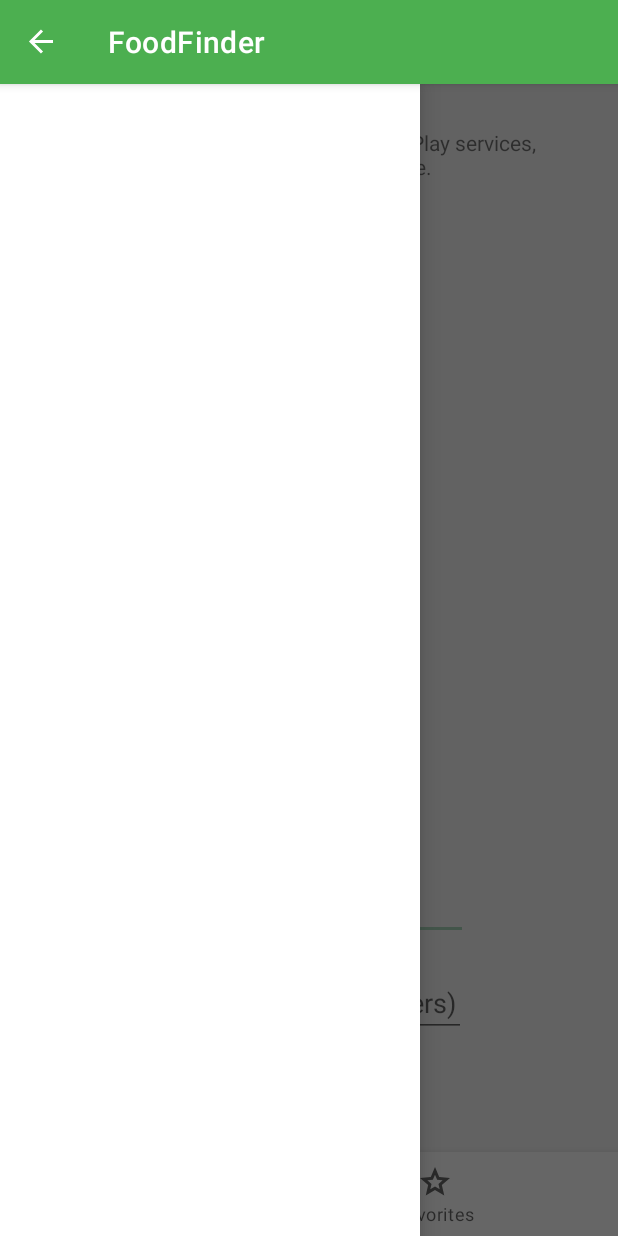
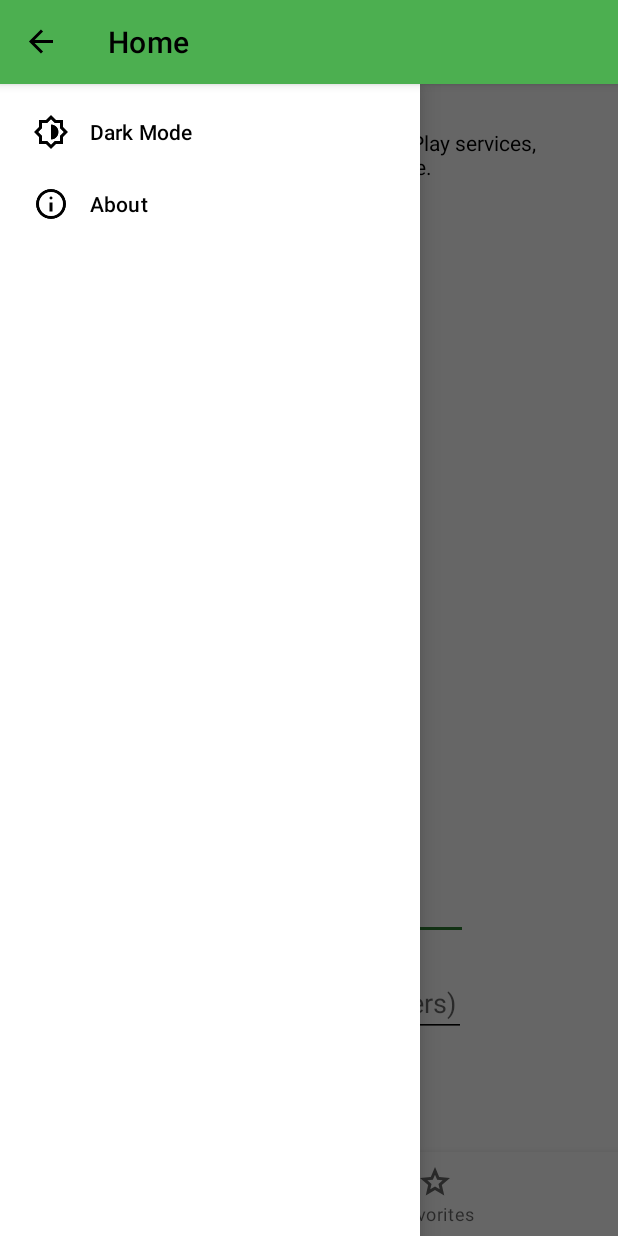
Before and after one commit to UML-COMP4630-LIN/group-project-group-02, an Android app: the screen it shows after launch (MainActivity), with the side drawer open, on a phone screen of 412 x 824 dp. Run offline under Robolectric (Android 15) with nearby library versions, the phone set to English and light mode, and no system bars; our stand-ins replace navigation-ui; 1 statement that could not run was skipped.

Commit message:
Added Dark mode and light Mode implementation and added the about section

```diff
--- a/app/build.gradle.kts
+++ b/app/build.gradle.kts
@@ -49,4 +49,7 @@ dependencies {
     androidTestImplementation(libs.espresso.core)
     implementation(libs.places)
     implementation(libs.okhttp)
+    implementation ("androidx.navigation:navigation-fragment-ktx:2.7.3")
+    implementation ("androidx.navigation:navigation-ui-ktx:2.7.3")
+    implementation ("com.google.android.material:material:1.6.0")
 }
--- a/app/src/main/java/com/mobileapp/foodfinder/MainActivity.java
+++ b/app/src/main/java/com/mobileapp/foodfinder/MainActivity.java
@@ -1,63 +1,148 @@
 package com.mobileapp.foodfinder;
 
 import android.annotation.SuppressLint;
+import android.content.SharedPreferences;
 import android.os.Bundle;
+import android.view.Menu;
 import android.view.MenuItem;
 import android.widget.Toast;
-
-import androidx.annotation.NonNull;
 import androidx.appcompat.app.ActionBarDrawerToggle;
 import androidx.appcompat.app.AppCompatActivity;
+import androidx.appcompat.app.AppCompatDelegate;
 import androidx.drawerlayout.widget.DrawerLayout;
-
+import androidx.navigation.NavController;
+import androidx.navigation.Navigation;
+import androidx.navigation.ui.AppBarConfiguration;
+import androidx.navigation.ui.NavigationUI;
+import com.google.android.material.bottomnavigation.BottomNavigationView;
 import com.google.android.material.navigation.NavigationView;
 import com.mobileapp.foodfinder.databinding.ActivityMainBinding;
-
 
 public class MainActivity extends AppCompatActivity {
 
     private ActivityMainBinding binding;
     private DrawerLayout drawerLayout;
     private ActionBarDrawerToggle toggle;
+    private AppBarConfiguration appBarConfiguration;
+    private SharedPreferences sharedPreferences;
 
     @SuppressLint("NonConstantResourceId")
     @Override
     protected void onCreate(Bundle savedInstanceState) {
         super.onCreate(savedInstanceState);
 
+        // Load saved theme preference
+        sharedPreferences = getSharedPreferences("user_preferences", MODE_PRIVATE);
+        boolean isDarkMode = sharedPreferences.getBoolean("dark_mode", false);
+
+        // Apply saved theme
+        if (isDarkMode) {
+            AppCompatDelegate.setDefaultNightMode(AppCompatDelegate.MODE_NIGHT_YES);
+        } else {
+            AppCompatDelegate.setDefaultNightMode(AppCompatDelegate.MODE_NIGHT_NO);
+        }
+
         binding = ActivityMainBinding.inflate(getLayoutInflater());
         setContentView(binding.getRoot());
 
+        // Initialize DrawerLayout
         drawerLayout = findViewById(R.id.drawer_layout);
         NavigationView navDrawer = findViewById(R.id.nav_drawer);
 
-        // Set up the drawer toggle
+        // Initialize BottomNavigationView
+        BottomNavigationView navView = findViewById(R.id.nav_view);
+
+        // Setup NavController
+        NavController navController = Navigation.findNavController(this, R.id.nav_host_fragment_activity_main);
+
+        // Configure AppBar with Drawer and BottomNavigationView
+        appBarConfiguration = new AppBarConfiguration.Builder(
+                R.id.navigation_home, R.id.navigation_favorites)
+                .setOpenableLayout(drawerLayout)
+                .build();
+        NavigationUI.setupActionBarWithNavController(this, navController, appBarConfiguration);
+        NavigationUI.setupWithNavController(navView, navController);
+        NavigationUI.setupWithNavController(navDrawer, navController);
+
+        // Setup Drawer Toggle
         toggle = new ActionBarDrawerToggle(this, drawerLayout, R.string.navigation_drawer_open, R.string.navigation_drawer_close);
         drawerLayout.addDrawerListener(toggle);
         toggle.syncState();
-        getSupportActionBar().setDisplayHomeAsUpEnabled(true);
 
-        // Handle navigation item clicks
+        // Handle Navigation Drawer item clicks
         navDrawer.setNavigationItemSelectedListener(item -> {
-            int id = item.getItemId(); // Store the ID to debug issues
+            int id = item.getItemId();
             if (id == R.id.menu_dark_mode) {
-                Toast.makeText(this, "Dark Mode Toggled", Toast.LENGTH_SHORT).show();
-                // Implement dark mode logic here
+                toggleDarkMode();
             } else if (id == R.id.menu_about) {
-                Toast.makeText(this, "About Section", Toast.LENGTH_SHORT).show();
-                // Open About dialog or navigate to About fragment
+                // Open AboutFragment when the "About" menu item is clicked
+                navController.navigate(R.id.navigation_about);
             }
             drawerLayout.closeDrawers();
             return true;
         });
 
+        navView.setOnNavigationItemSelectedListener(item -> {
+            if (item.getItemId() == R.id.navigation_home) {
+                navController.navigate(R.id.navigation_home);
+                return true;
+            } else if (item.getItemId() == R.id.navigation_favorites) {
+                navController.navigate(R.id.navigation_favorites);
+                return true;
+            }
+            return false;
+        });
     }
 
     @Override
-    public boolean onOptionsItemSelected(@NonNull MenuItem item) {
+    protected void onResume() {
+        super.onResume();
+        // Ensure the menu item title reflects the correct mode when the activity is resumed
+        updateDarkModeMenuItem();
+    }
+
+    private void toggleDarkMode() {
+        boolean isNightMode = (getResources().getConfiguration().uiMode & android.content.res.Configuration.UI_MODE_NIGHT_MASK) == android.content.res.Configuration.UI_MODE_NIGHT_YES;
+        SharedPreferences.Editor editor = sharedPreferences.edit();
+        if (isNightMode) {
+            AppCompatDelegate.setDefaultNightMode(AppCompatDelegate.MODE_NIGHT_NO);
+            editor.putBoolean("dark_mode", false);
+        } else {
+            AppCompatDelegate.setDefaultNightMode(AppCompatDelegate.MODE_NIGHT_YES);
+            editor.putBoolean("dark_mode", true);
+        }
+        editor.apply();
+
+        // Update the menu item title dynamically after toggling theme
+        updateDarkModeMenuItem();
+    }
+
+    // Update the Dark/Light Mode menu item title based on the current theme
+    private void updateDarkModeMenuItem() {
+        NavigationView navDrawer = findViewById(R.id.nav_drawer);
+        Menu menu = navDrawer.getMenu();
+        MenuItem darkModeMenuItem = menu.findItem(R.id.menu_dark_mode);
+
+        // Check if it's in Dark Mode or Light Mode and update the title
+        boolean isNightMode = (getResources().getConfiguration().uiMode & android.content.res.Configuration.UI_MODE_NIGHT_MASK) == android.content.res.Configuration.UI_MODE_NIGHT_YES;
+        if (isNightMode) {
+            darkModeMenuItem.setTitle("Light Mode");
+        } else {
+            darkModeMenuItem.setTitle("Dark Mode");
+        }
+    }
+
+    @Override
+    public boolean onOptionsItemSelected(MenuItem item) {
         if (toggle.onOptionsItemSelected(item)) {
             return true;
         }
         return super.onOptionsItemSelected(item);
     }
+
+    @Override
+    public boolean onSupportNavigateUp() {
+        NavController navController = Navigation.findNavController(this, R.id.nav_host_fragment_activity_main);
+        return NavigationUI.navigateUp(navController, appBarConfiguration) || super.onSupportNavigateUp();
+    }
 }
--- a/app/src/main/res/layout/activity_main.xml
+++ b/app/src/main/res/layout/activity_main.xml
@@ -4,7 +4,6 @@
     android:layout_width="match_parent"
     android:layout_height="match_parent">
 
-    <!-- Main content -->
     <androidx.constraintlayout.widget.ConstraintLayout
         android:layout_width="match_parent"
         android:layout_height="match_parent">
@@ -14,10 +13,8 @@
             android:name="androidx.navigation.fragment.NavHostFragment"
             android:layout_width="match_parent"
             android:layout_height="match_parent"
-            app:defaultNavHost="true"
-            app:layout_constraintBottom_toTopOf="@id/nav_view"
-            app:layout_constraintTop_toTopOf="parent"
-            app:navGraph="@navigation/mobile_navigation" />
+            app:navGraph="@navigation/mobile_navigation"
+            app:defaultNavHost="true" />
 
         <com.google.android.material.bottomnavigation.BottomNavigationView
             android:id="@+id/nav_view"
@@ -29,7 +26,6 @@
             app:layout_constraintEnd_toEndOf="parent" />
     </androidx.constraintlayout.widget.ConstraintLayout>
 
-    <!-- Navigation Drawer -->
     <com.google.android.material.navigation.NavigationView
         android:id="@+id/nav_drawer"
         android:layout_width="wrap_content"
--- /dev/null
+++ b/app/src/main/res/layout/nav_header_main.xml
@@ -0,0 +1,6 @@
+<?xml version="1.0" encoding="utf-8"?>
+<androidx.constraintlayout.widget.ConstraintLayout xmlns:android="http://schemas.android.com/apk/res/android"
+    android:layout_width="match_parent"
+    android:layout_height="match_parent">
+
+</androidx.constraintlayout.widget.ConstraintLayout>
--- /dev/null
+++ b/app/src/main/res/menu/drawer_menu.xml
@@ -0,0 +1,14 @@
+<?xml version="1.0" encoding="utf-8"?>
+<menu xmlns:android="http://schemas.android.com/apk/res/android">
+    <!-- Dark Mode toggle item -->
+    <item
+        android:id="@+id/menu_dark_mode"
+        android:icon="@drawable/menu_darkmode"
+        android:title="Dark Mode" />
+
+    <!-- About menu item -->
+    <item
+        android:id="@+id/menu_about"
+        android:icon="@drawable/menu_info"
+        android:title="About" />
+</menu>
--- a/app/src/main/res/navigation/mobile_navigation.xml
+++ b/app/src/main/res/navigation/mobile_navigation.xml
@@ -16,4 +16,11 @@
         android:name="com.mobileapp.foodfinder.ui.favorites.FavoritesFragment"
         android:label="@string/title_favorites"
         tools:layout="@layout/fragment_favorites" />
+
+    <fragment
+        android:id="@+id/navigation_about"
+        android:name="com.mobileapp.foodfinder.ui.about.AboutFragment"
+        android:label="About"
+        tools:layout="@layout/fragment_about" />
+
 </navigation>
--- a/app/src/main/res/values/colors.xml
+++ b/app/src/main/res/values/colors.xml
@@ -1,17 +1,21 @@
-<?xml version="1.0" encoding="utf-8"?>
+<!-- res/values/colors.xml -->
 <resources>
     <!-- Primary Colors -->
-    <color name="green_light">#A8D5BA</color> <!-- Light green for accents or background -->
-    <color name="green_primary">#4CAF50</color> <!-- Main green shade -->
-    <color name="green_dark">#2E7D32</color> <!-- Dark green for contrast -->
+    <color name="green_light">#2E7D32</color>
+    <color name="green_primary">#4CAF50</color>
+    <color name="green_dark">#A8D5BA</color>
 
     <!-- Complementary Colors -->
-    <color name="orange_accent">#FFB74D</color> <!-- Warm accent for buttons or highlights -->
-    <color name="brown_accent">#8D6E63</color> <!-- Earthy tone for a grounded look -->
+    <color name="orange_accent">#FF8A65</color>
+    <color name="brown_accent">#5D4037</color>
 
     <!-- Neutrals -->
-    <color name="black">#FF000000</color>
-    <color name="white">#FFFFFFFF</color>
-    <color name="gray_light">#F5F5F5</color> <!-- Light gray for background -->
-    <color name="gray_dark">#616161</color> <!-- Dark gray for text or borders -->
+    <color name="black">#000000</color> <!-- Corrected to black -->
+    <color name="white">#FFFFFF</color> <!-- Corrected to white -->
+    <color name="gray_light">#424242</color>
+    <color name="gray_dark">#BDBDBD</color>
+
+    <!-- Light Theme Colors (default) -->
+    <color name="background">#FFFFFF</color> <!-- Default background color for light theme -->
+    <color name="text">#000000</color> <!-- Default text color for light theme -->
 </resources>
--- a/app/src/main/res/values/strings.xml
+++ b/app/src/main/res/values/strings.xml
@@ -8,4 +8,10 @@
     <string name="address_hint">Address</string>
     <string name="navigation_drawer_open">Open Navigation Drawer</string>
     <string name="navigation_drawer_close">Close Navigation Drawer</string>
+    <string name="dark_mode">Dark Mode</string>
+    <string name="about">About</string>
+    <string name="dark_mode_on">Dark Mode On</string>
+    <string name="dark_mode_off">Dark Mode Off</string>
+    <!-- TODO: Remove or change this placeholder text -->
+    <string name="hello_blank_fragment">Hello blank fragment</string>
 </resources>
--- a/app/src/main/res/values/themes.xml
+++ b/app/src/main/res/values/themes.xml
@@ -1,20 +1,25 @@
 <resources xmlns:tools="http://schemas.android.com/tools">
     <!-- Base application theme -->
-    <style name="Theme.FoodFinder" parent="Theme.MaterialComponents.DayNight.DarkActionBar">
+    <style name="Theme.FoodFinder" parent="Theme.MaterialComponents.Light">
         <!-- Primary brand color -->
         <item name="colorPrimary">@color/green_primary</item>
         <item name="colorPrimaryVariant">@color/green_dark</item>
-        <item name="colorOnPrimary">@color/white</item>
+        <item name="colorOnPrimary">@color/white</item> <!-- Ensures title is white -->
         <!-- Secondary brand color -->
         <item name="colorSecondary">@color/green_light</item>
         <item name="colorSecondaryVariant">@color/green_primary</item>
         <item name="colorOnSecondary">@color/black</item>
         <!-- Status bar color -->
         <item name="android:statusBarColor">?attr/colorPrimaryVariant</item>
-        <!-- Customize your theme here -->
-        <item name="android:colorBackground">@color/gray_light</item>
+        <!-- Background Color -->
+        <item name="android:colorBackground">@color/white</item>
+        <!-- Text Color -->
         <item name="android:textColorPrimary">@color/black</item>
         <item name="android:textColorSecondary">@color/gray_dark</item>
-        <item name="android:navigationBarColor">@color/green_dark</item>
+        <item name="android:navigationBarColor">@color/green_primary</item>
+
+        <!-- EditText Text Color (inside text box) -->
+        <item name="colorControlNormal">@color/black</item> <!-- Ensures text in EditText is black -->
+        <item name="android:textColor">@color/black</item> <!-- Ensures text color in input fields is black -->
     </style>
 </resources>
```
Also changed, not shown: app/src/main/AndroidManifest.xml (+6 -4 lines), app/src/main/java/com/mobileapp/foodfinder/ui/about/AboutFragment.java (added, +40 -0 lines), app/src/main/res/layout/fragment_about.xml (added, +27 -0 lines), app/src/main/res/values-night/colors.xml (added, +8 -0 lines), app/src/main/res/drawable/menu_darkmode.png (added), app/src/main/res/drawable/menu_info.png (added).
